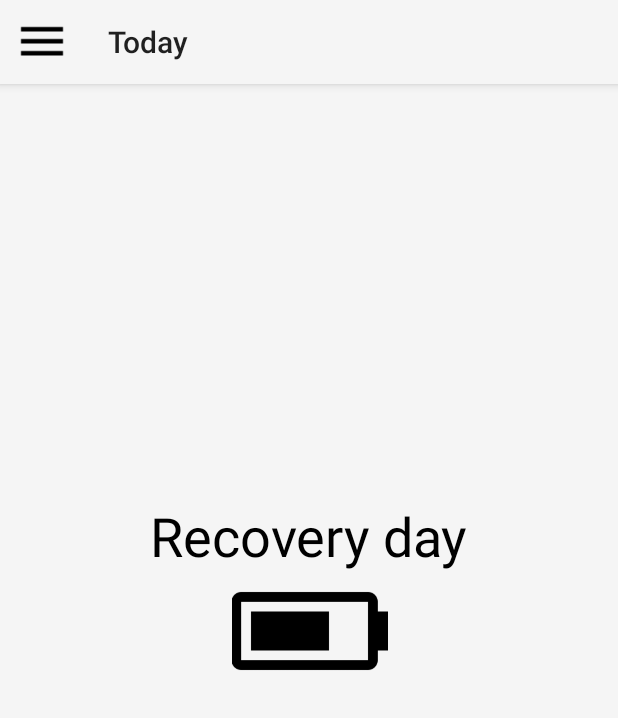
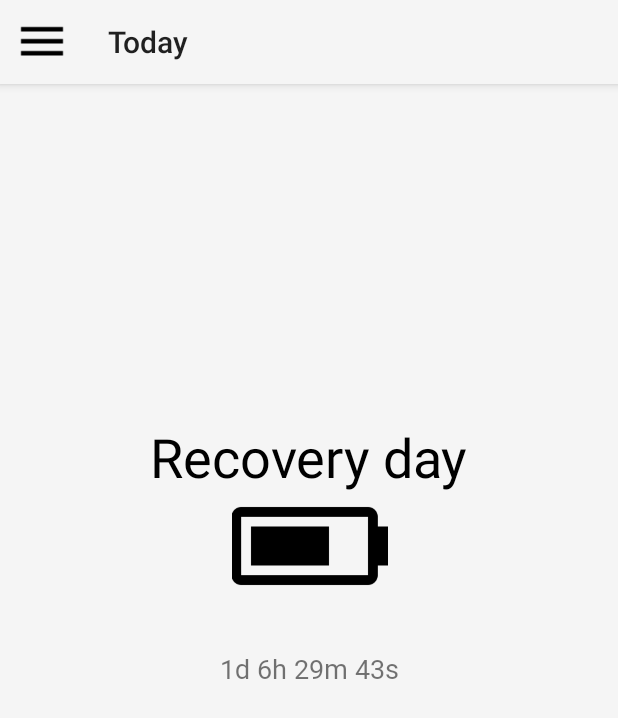
Before and after one commit to agh-pum-2017/pocket-trainer, an Android app: the TodayRecoveryActivity screen opened directly, with no data from a screen before it, on a phone screen of 412 x 824 dp. Shown: the top 718 px of the screen. Run offline under Robolectric (Android 15) with nearby library versions, the phone set to English and light mode, and no system bars; Roboto replaces fonts that are not available here.

Commit message:
Add counter to recovery day view

```diff
--- a/app/src/main/java/pl/edu/agh/pockettrainer/ui/Navigator.java
+++ b/app/src/main/java/pl/edu/agh/pockettrainer/ui/Navigator.java
@@ -27,7 +27,7 @@ public class Navigator {
 
     public void navigateToToday(DecoratedProgram program) {
 
-        ProgressState progress = ProgressState.NEW; // TODO program.getProgress();
+        ProgressState progress = ProgressState.RECOVERY; // TODO program.getProgress();
 
         switch (progress) {
             case NEW:
--- a/app/src/main/java/pl/edu/agh/pockettrainer/ui/activities/TodayRecoveryActivity.java
+++ b/app/src/main/java/pl/edu/agh/pockettrainer/ui/activities/TodayRecoveryActivity.java
@@ -1,10 +1,49 @@
 package pl.edu.agh.pockettrainer.ui.activities;
 
+import android.os.CountDownTimer;
 import android.view.View;
+import android.widget.TextView;
+
+import java.util.Locale;
 
 import pl.edu.agh.pockettrainer.R;
+import pl.edu.agh.pockettrainer.ui.Navigator;
 
 public class TodayRecoveryActivity extends WithMenuActivity {
+
+    private CountDownTimer timer;
+    private long nextTrainingAt;
+    private TextView labelCounter;
+
+    @Override
+    protected void onResume() {
+
+        super.onResume();
+
+        if (timer != null) {
+            setNextTrainingAt();
+            timer.start();
+        }
+    }
+
+    @Override
+    protected void onPause() {
+        stopTimer();
+        super.onPause();
+    }
+
+
+    @Override
+    protected void onDestroy() {
+        stopTimer();
+        super.onDestroy();
+    }
+
+    @Override
+    protected void onStop() {
+        stopTimer();
+        super.onStop();
+    }
 
     @Override
     protected int getChildLayoutId() {
@@ -19,5 +58,64 @@ public class TodayRecoveryActivity extends WithMenuActivity {
     @Override
     protected void initView(View child) {
 
+        labelCounter = template.findViewById(R.id.textViewCounter);
+
+        setNextTrainingAt();
+
+        final long duration = Math.max(0L, nextTrainingAt - System.currentTimeMillis());
+        final Navigator navigator = new Navigator(this);
+
+        if (duration > 0) {
+            labelCounter.setVisibility(View.VISIBLE);
+            timer = new CountDownTimer(duration, 1000) {
+
+                @Override
+                public void onTick(long millisUntilFinished) {
+                    labelCounter.setText(getRemainingTime(nextTrainingAt));
+                }
+
+                @Override
+                public void onFinish() {
+                    labelCounter.setVisibility(View.INVISIBLE);
+                    navigator.navigateTo(TodayReadyActivity.class);
+                }
+            };
+            timer.start();
+        } else {
+            labelCounter.setVisibility(View.INVISIBLE);
+        }
+    }
+
+    private void setNextTrainingAt() {
+        // TODO
+        nextTrainingAt = 1525539600000L;
+    }
+
+    private void stopTimer() {
+        if (timer != null) {
+            timer.cancel();
+        }
+    }
+
+    private String getRemainingTime(long future) {
+
+        long delta = Math.max(0L, future - System.currentTimeMillis()) / 1000L;
+
+        long days = delta / 86400L;
+        long hours = (delta - (days * 86400L)) / 3600L;
+        long minutes = (delta - (days * 86400L + hours * 3600L)) / 60L;
+        long seconds = delta - (days * 86400L + hours * 3600L + minutes * 60L);
+
+        if (days > 0) {
+            return String.format(Locale.US, "%dd %dh %02dm %02ds", days, hours, minutes, seconds);
+        } else if (hours > 0) {
+            return String.format(Locale.US,"%dh %02dm %02ds", hours, minutes, seconds);
+        } else if (minutes > 0) {
+            return String.format(Locale.US,"%02dm %02ds", minutes, seconds);
+        } else if (seconds > 0) {
+            return String.format(Locale.US,"%02ds", seconds);
+        } else {
+            return "";
+        }
     }
 }
--- a/app/src/main/res/layout/content_today_recovery.xml
+++ b/app/src/main/res/layout/content_today_recovery.xml
@@ -1,5 +1,6 @@
 <android.support.constraint.ConstraintLayout xmlns:android="http://schemas.android.com/apk/res/android"
     xmlns:appConfig="http://schemas.android.com/apk/res-auto"
+    xmlns:tools="http://schemas.android.com/tools"
     android:layout_width="match_parent"
     android:layout_height="match_parent">
 
@@ -15,17 +16,33 @@
         appConfig:layout_constraintLeft_toLeftOf="parent"
         appConfig:layout_constraintRight_toRightOf="parent"
         appConfig:layout_constraintTop_toTopOf="parent"
-        appConfig:layout_constraintVertical_bias="0.385" />
+        appConfig:layout_constraintVertical_bias="0.311" />
 
     <ImageView
         android:id="@+id/imageView"
         android:layout_width="210dp"
         android:layout_height="104dp"
-        android:layout_marginTop="36dp"
+        android:layout_marginTop="32dp"
+        android:contentDescription="@string/battery_icon"
         appConfig:layout_constraintLeft_toLeftOf="parent"
         appConfig:layout_constraintRight_toRightOf="parent"
         appConfig:layout_constraintTop_toTopOf="@+id/textView2"
-        appConfig:srcCompat="@drawable/ic_battery"
-        android:contentDescription="@string/battery_icon" />
+        appConfig:srcCompat="@drawable/ic_battery" />
+
+    <TextView
+        android:id="@+id/textViewCounter"
+        android:layout_width="wrap_content"
+        android:layout_height="wrap_content"
+        android:layout_marginBottom="8dp"
+        android:layout_marginTop="8dp"
+        android:fontFamily="@font/roboto"
+        android:text="0d 0h 00m 00s"
+        android:textSize="18sp"
+        appConfig:layout_constraintBottom_toBottomOf="parent"
+        appConfig:layout_constraintHorizontal_bias="0.501"
+        appConfig:layout_constraintLeft_toLeftOf="parent"
+        appConfig:layout_constraintRight_toRightOf="parent"
+        appConfig:layout_constraintTop_toBottomOf="@+id/imageView"
+        appConfig:layout_constraintVertical_bias="0.026" />
 
 </android.support.constraint.ConstraintLayout>
```
